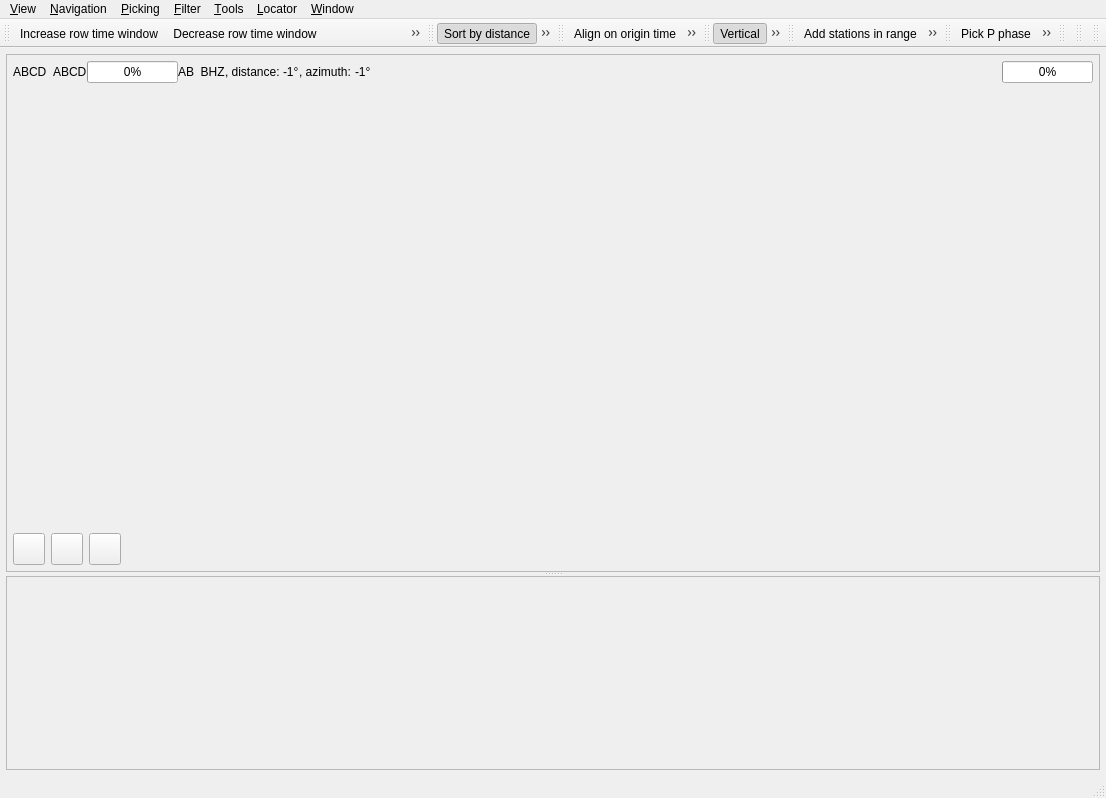
Old version of the form libs/seiscomp/gui/datamodel/pickerview.ui in the repository SeisComP/common.
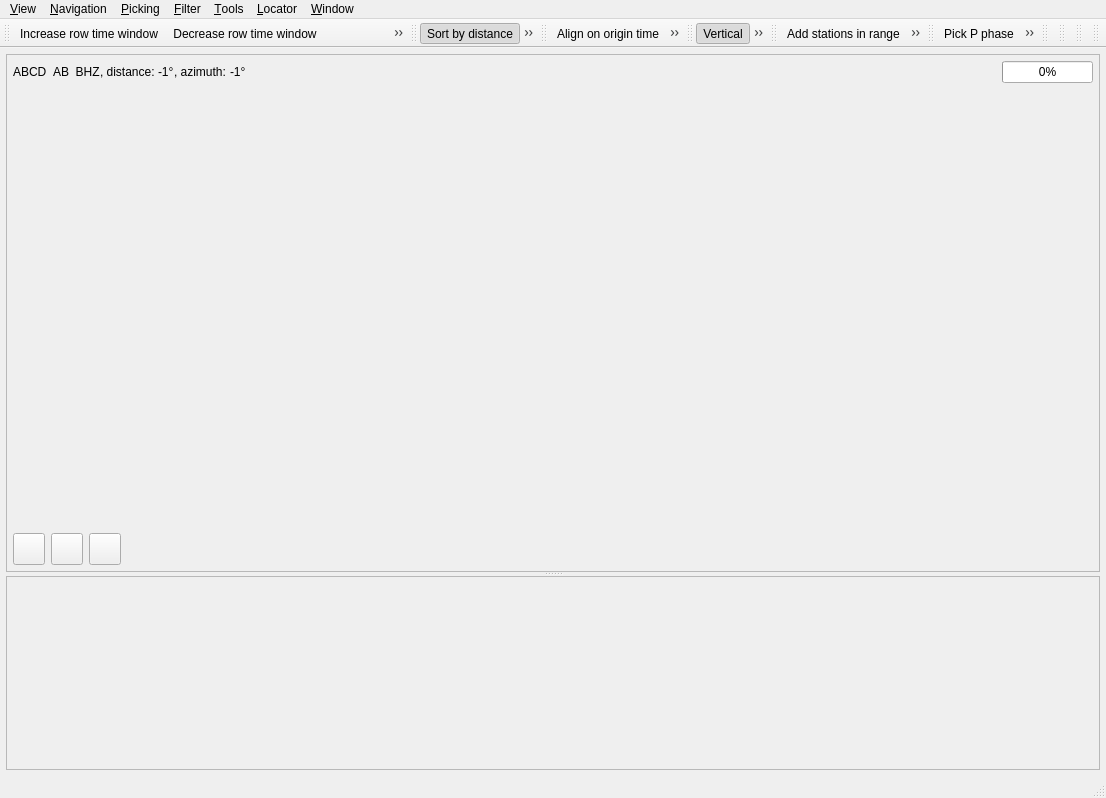
New version of the form. Custom widgets are drawn as their Qt base class.

What changed in the file:
```diff
--- a/libs/seiscomp/gui/datamodel/pickerview.ui
+++ b/libs/seiscomp/gui/datamodel/pickerview.ui
@@ -154,38 +154,6 @@
                 <property name="bottomMargin">
                  <number>0</number>
                 </property>
-               <item>
-                <widget class="QLabel" name="labelCurrentAmp">
-                 <property name="sizePolicy">
-                  <sizepolicy hsizetype="Maximum" vsizetype="Preferred">
-                   <horstretch>0</horstretch>
-                   <verstretch>0</verstretch>
-                  </sizepolicy>
-                 </property>
-                 <property name="text">
-                  <string>ABCD</string>
-                 </property>
-                </widget>
-                </item>
-               <item>
-                <widget class="QProgressBar" name="ampProgress">
-                 <property name="sizePolicy">
-                  <sizepolicy hsizetype="Maximum" vsizetype="Preferred">
-                   <horstretch>0</horstretch>
-                   <verstretch>0</verstretch>
-                  </sizepolicy>
-                 </property>
-                 <property name="minimum">
-                  <number>0</number>
-                 </property>
-                 <property name="maximum">
-                  <number>100</number>
-                 </property>
-                 <property name="value">
-                  <number></number>
-                 </property>
-                </widget>
-                </item>
                 <item>
                  <widget class="QLabel" name="labelCode">
                   <property name="sizePolicy">
@@ -663,26 +631,12 @@
    <property name="orientation">
     <enum>Qt::Horizontal</enum>
    </property>
-   <attribute name="toolBarArea">
-    <enum>TopToolBarArea</enum>
-   </attribute>
-   <attribute name="toolBarBreak">
-    <bool>false</bool>
-   </attribute>
-  </widget>
-  <widget class="QToolBar" name="toolBarRelocate">
-   <property name="windowTitle">
-    <string>Apply</string>
+   <property name="accessibleDescription">
+    <string>Select travel time model for calculating theoretical arrival times</string>
    </property>
    <property name="orientation">
     <enum>Qt::Horizontal</enum>
    </property>
-   <property name="iconSize">
-    <size>
-     <width>24</width>
-     <height>24</height>
-    </size>
-   </property>
    <attribute name="toolBarArea">
     <enum>TopToolBarArea</enum>
    </attribute>
@@ -690,7 +644,53 @@
     <bool>false</bool>
    </attribute>
   </widget>
-  <widget class="QMenuBar" name="menuBar">
+   <widget class="QToolBar" name="toolBarRelocate">
+    <property name="windowTitle">
+     <string>Apply</string>
+    </property>
+    <property name="accessibleName">
+     <string>Apply changes and relocate</string>
+    </property>
+    <property name="accessibleDescription">
+     <string>Apply pick changes to the earthquake origin and recalculate residuals</string>
+    </property>
+    <property name="orientation">
+     <enum>Qt::Horizontal</enum>
+    </property>
+    <property name="iconSize">
+     <size>
+      <width>24</width>
+      <height>24</height>
+     </size>
+    </property>
+    <attribute name="toolBarArea">
+     <enum>TopToolBarArea</enum>
+    </attribute>
+    <attribute name="toolBarBreak">
+     <bool>false</bool>
+    </attribute>
+   </widget>
+   <widget class="QToolBar" name="toolBarSonification">
+    <property name="windowTitle">
+     <string>Sonification</string>
+    </property>
+    <property name="orientation">
+     <enum>Qt::Horizontal</enum>
+    </property>
+    <property name="iconSize">
+     <size>
+      <width>24</width>
+      <height>24</height>
+     </size>
+    </property>
+    <attribute name="toolBarArea">
+     <enum>TopToolBarArea</enum>
+    </attribute>
+    <attribute name="toolBarBreak">
+     <bool>false</bool>
+    </attribute>
+   </widget>
+   <widget class="QMenuBar" name="menuBar">
    <property name="geometry">
     <rect>
      <x>0</x>
```
Left out of the diff: 283 changed lines with no effect on the pictures.
